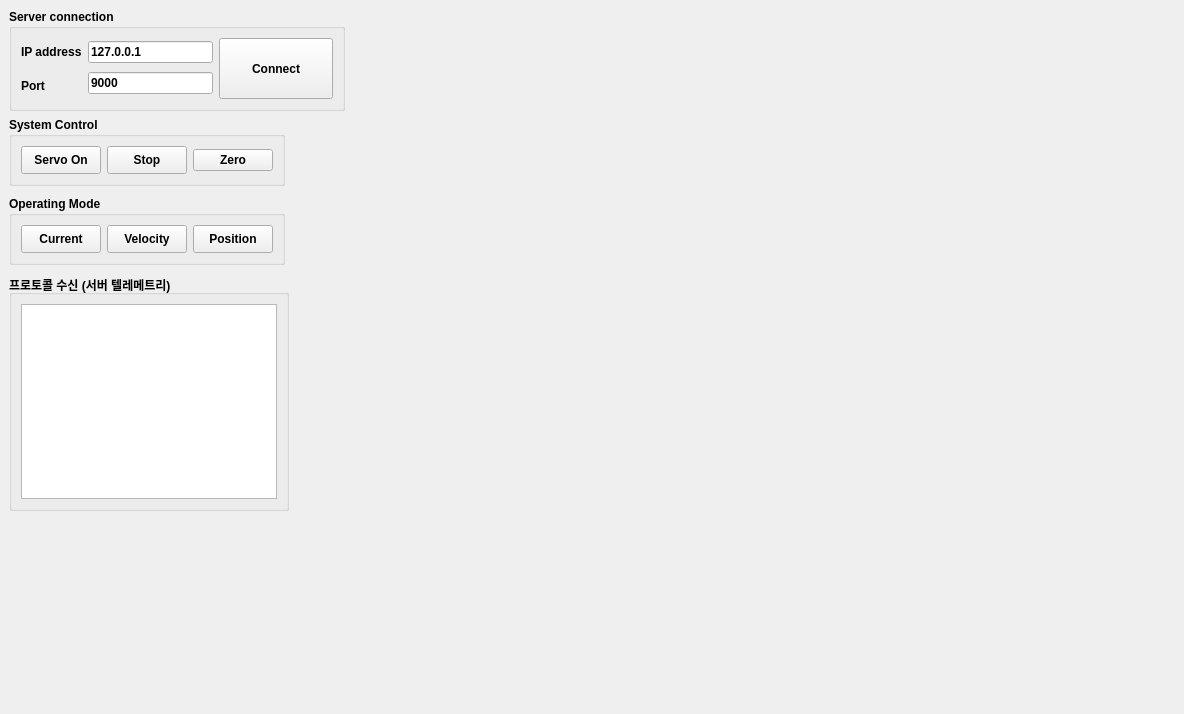
Above: PMI_Client/src/mainwindow.ui from hajunsong/PMI_project before the change. Below: the same form after it.
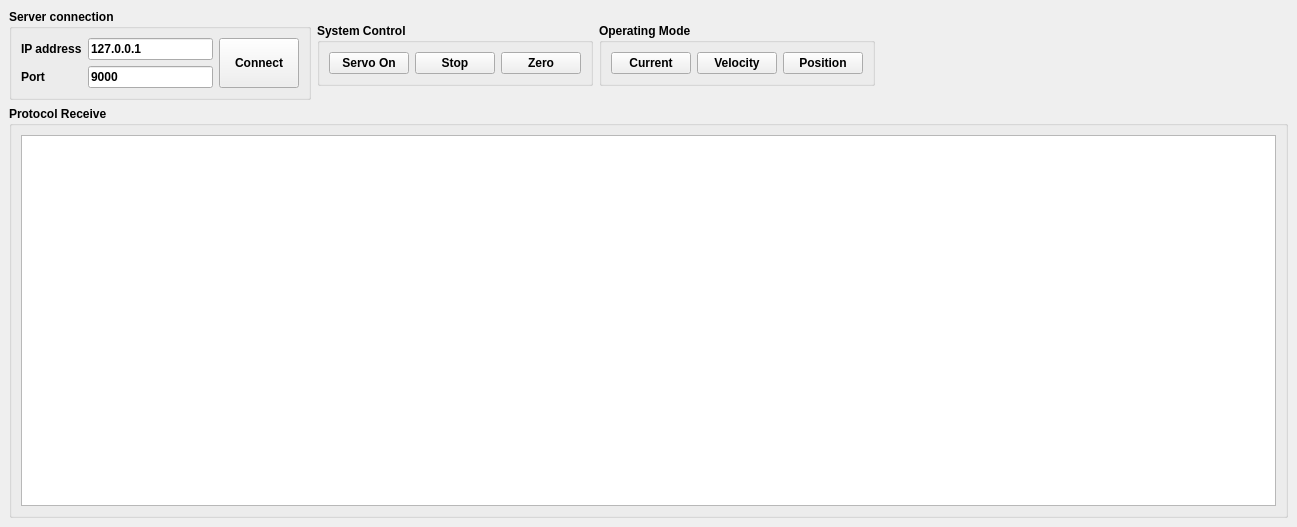
That is the form after the change.

Patch:
```diff
--- a/PMI_Client/src/mainwindow.ui
+++ b/PMI_Client/src/mainwindow.ui
@@ -6,8 +6,8 @@
    <rect>
     <x>0</x>
     <y>0</y>
-    <width>1184</width>
-    <height>714</height>
+    <width>1297</width>
+    <height>527</height>
    </rect>
   </property>
   <property name="font">
@@ -20,14 +20,14 @@
    <string>PMI TCP Client</string>
   </property>
   <widget class="QWidget" name="centralwidget">
+   <layout class="QGridLayout" name="gridLayout_4">
+    <item row="0" column="0">
    <widget class="QGroupBox" name="groupBoxServer">
-    <property name="geometry">
-     <rect>
-      <x>9</x>
-      <y>9</y>
-      <width>336</width>
-      <height>102</height>
-     </rect>
+      <property name="sizePolicy">
+       <sizepolicy hsizetype="Fixed" vsizetype="Fixed">
+        <horstretch>0</horstretch>
+        <verstretch>0</verstretch>
+       </sizepolicy>
     </property>
     <property name="title">
      <string>Server connection</string>
@@ -99,7 +99,7 @@
      <item row="0" column="2">
       <widget class="QPushButton" name="btnConnect">
        <property name="sizePolicy">
-        <sizepolicy hsizetype="Expanding" vsizetype="Expanding">
+          <sizepolicy hsizetype="Fixed" vsizetype="Expanding">
          <horstretch>0</horstretch>
          <verstretch>0</verstretch>
         </sizepolicy>
@@ -114,14 +114,14 @@
      </item>
     </layout>
    </widget>
+    </item>
+    <item row="0" column="1">
    <widget class="QGroupBox" name="groupBox">
-    <property name="geometry">
-     <rect>
-      <x>9</x>
-      <y>117</y>
-      <width>276</width>
-      <height>69</height>
-     </rect>
+      <property name="sizePolicy">
+       <sizepolicy hsizetype="Fixed" vsizetype="Fixed">
+        <horstretch>0</horstretch>
+        <verstretch>0</verstretch>
+       </sizepolicy>
     </property>
     <property name="title">
      <string>System Control</string>
@@ -142,6 +142,12 @@
      </item>
      <item row="0" column="2">
       <widget class="QPushButton" name="btnZero">
+         <property name="sizePolicy">
+          <sizepolicy hsizetype="Minimum" vsizetype="Expanding">
+           <horstretch>0</horstretch>
+           <verstretch>0</verstretch>
+          </sizepolicy>
+         </property>
        <property name="text">
         <string>Zero</string>
        </property>
@@ -162,17 +168,78 @@
      </item>
     </layout>
    </widget>
+    </item>
+    <item row="0" column="2">
+     <widget class="QGroupBox" name="groupBox_2">
+      <property name="sizePolicy">
+       <sizepolicy hsizetype="Fixed" vsizetype="Fixed">
+        <horstretch>0</horstretch>
+        <verstretch>0</verstretch>
+       </sizepolicy>
+      </property>
+      <property name="title">
+       <string>Operating Mode</string>
+      </property>
+      <layout class="QGridLayout" name="gridLayout_3">
+       <item row="0" column="1">
+        <widget class="QPushButton" name="btnVelocity">
+         <property name="sizePolicy">
+          <sizepolicy hsizetype="Minimum" vsizetype="Expanding">
+           <horstretch>0</horstretch>
+           <verstretch>0</verstretch>
+          </sizepolicy>
+         </property>
+         <property name="text">
+          <string>Velocity</string>
+         </property>
+        </widget>
+       </item>
+       <item row="0" column="0">
+        <widget class="QPushButton" name="btnCurrent">
+         <property name="sizePolicy">
+          <sizepolicy hsizetype="Minimum" vsizetype="Expanding">
+           <horstretch>0</horstretch>
+           <verstretch>0</verstretch>
+          </sizepolicy>
+         </property>
+         <property name="text">
+          <string>Current</string>
+         </property>
+        </widget>
+       </item>
+       <item row="0" column="2">
+        <widget class="QPushButton" name="btnPosition">
+         <property name="sizePolicy">
+          <sizepolicy hsizetype="Minimum" vsizetype="Expanding">
+           <horstretch>0</horstretch>
+           <verstretch>0</verstretch>
+          </sizepolicy>
+         </property>
+         <property name="text">
+          <string>Position</string>
+         </property>
+        </widget>
+       </item>
+      </layout>
+     </widget>
+    </item>
+    <item row="0" column="3">
+     <spacer name="horizontalSpacer">
+      <property name="orientation">
+       <enum>Qt::Horizontal</enum>
+      </property>
+      <property name="sizeHint" stdset="0">
+       <size>
+        <width>370</width>
+        <height>20</height>
+       </size>
+      </property>
+     </spacer>
+    </item>
+    <item row="1" column="0" colspan="4">
    <widget class="QGroupBox" name="groupBoxProtocol">
-    <property name="geometry">
-     <rect>
-      <x>9</x>
-      <y>275</y>
-      <width>280</width>
-      <height>236</height>
-     </rect>
-    </property>
     <property name="title">
-     <string>프로토콜 수신 (서버 텔레메트리)</string>
+       <string>Protocol Receive</string>
     </property>
     <layout class="QVBoxLayout" name="verticalLayoutProtocol">
      <item>
@@ -199,60 +266,8 @@
      </item>
     </layout>
    </widget>
-   <widget class="QGroupBox" name="groupBox_2">
-    <property name="geometry">
-     <rect>
-      <x>9</x>
-      <y>196</y>
-      <width>276</width>
-      <height>69</height>
-     </rect>
-    </property>
-    <property name="title">
-     <string>Operating Mode</string>
-    </property>
-    <layout class="QGridLayout" name="gridLayout_3">
-     <item row="0" column="1">
-      <widget class="QPushButton" name="btnVelocity">
-       <property name="sizePolicy">
-        <sizepolicy hsizetype="Minimum" vsizetype="Expanding">
-         <horstretch>0</horstretch>
-         <verstretch>0</verstretch>
-        </sizepolicy>
-       </property>
-       <property name="text">
-        <string>Velocity</string>
-       </property>
-      </widget>
-     </item>
-     <item row="0" column="0">
-      <widget class="QPushButton" name="btnCurrent">
-       <property name="sizePolicy">
-        <sizepolicy hsizetype="Minimum" vsizetype="Expanding">
-         <horstretch>0</horstretch>
-         <verstretch>0</verstretch>
-        </sizepolicy>
-       </property>
-       <property name="text">
-        <string>Current</string>
-       </property>
-      </widget>
-     </item>
-     <item row="0" column="2">
-      <widget class="QPushButton" name="btnPosition">
-       <property name="sizePolicy">
-        <sizepolicy hsizetype="Minimum" vsizetype="Expanding">
-         <horstretch>0</horstretch>
-         <verstretch>0</verstretch>
-        </sizepolicy>
-       </property>
-       <property name="text">
-        <string>Position</string>
-       </property>
-      </widget>
-     </item>
-    </layout>
-   </widget>
+    </item>
+   </layout>
   </widget>
  </widget>
  <resources/>
```
Lines whose indentation alone changed are shown as unchanged.
